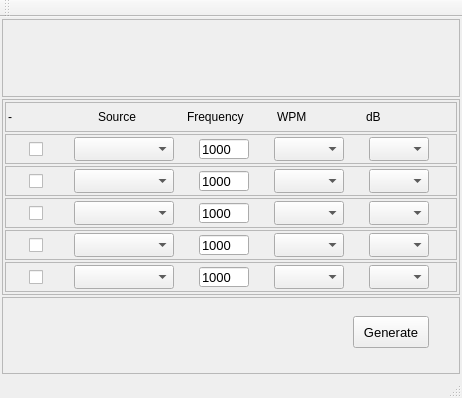
Before: the Qt Designer form plugins/MorseDigitalModem/MorseIQMaker/mainwindow.ui in oldscienceguy/PebbleSDR, drawn with Qt 5.
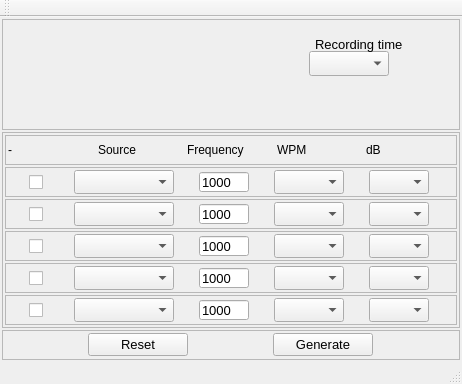
After: the same form once the commit is applied.

Commit message:
Added time setting to control length of recording
Code cleanup,
bug fixes to use full 256 ascii code instead of signed char.
Reset button
Full morse table dump/test

Diff of the .ui file:
```diff
--- a/plugins/MorseDigitalModem/MorseIQMaker/mainwindow.ui
+++ b/plugins/MorseDigitalModem/MorseIQMaker/mainwindow.ui
@@ -7,7 +7,7 @@
     <x>0</x>
     <y>0</y>
     <width>462</width>
-    <height>398</height>
+    <height>384</height>
    </rect>
   </property>
   <property name="windowTitle">
@@ -38,6 +38,45 @@
       <property name="frameShadow">
        <enum>QFrame::Raised</enum>
       </property>
+      <widget class="QComboBox" name="timeBox">
+       <property name="geometry">
+        <rect>
+         <x>307</x>
+         <y>32</y>
+         <width>80</width>
+         <height>25</height>
+        </rect>
+       </property>
+       <property name="maximumSize">
+        <size>
+         <width>16777215</width>
+         <height>25</height>
+        </size>
+       </property>
+       <property name="font">
+        <font>
+         <pointsize>10</pointsize>
+        </font>
+       </property>
+      </widget>
+      <widget class="QLabel" name="label_6">
+       <property name="geometry">
+        <rect>
+         <x>313</x>
+         <y>17</y>
+         <width>87</width>
+         <height>16</height>
+        </rect>
+       </property>
+       <property name="font">
+        <font>
+         <pointsize>10</pointsize>
+        </font>
+       </property>
+       <property name="text">
+        <string>Recording time</string>
+       </property>
+      </widget>
      </widget>
     </item>
     <item>
@@ -868,30 +907,71 @@
     </item>
     <item>
      <widget class="QFrame" name="frame_9">
+      <property name="maximumSize">
+       <size>
+        <width>16777215</width>
+        <height>30</height>
+       </size>
+      </property>
       <property name="frameShape">
        <enum>QFrame::StyledPanel</enum>
       </property>
       <property name="frameShadow">
        <enum>QFrame::Raised</enum>
       </property>
-      <widget class="QPushButton" name="generateButton">
-       <property name="geometry">
-        <rect>
-         <x>351</x>
-         <y>19</y>
-         <width>76</width>
-         <height>32</height>
-        </rect>
+      <layout class="QHBoxLayout" name="horizontalLayout_7">
+       <property name="spacing">
+        <number>2</number>
        </property>
-       <property name="font">
-        <font>
-         <pointsize>10</pointsize>
-        </font>
+       <property name="leftMargin">
+        <number>2</number>
        </property>
-       <property name="text">
-        <string>Generate</string>
+       <property name="topMargin">
+        <number>2</number>
        </property>
-      </widget>
+       <property name="rightMargin">
+        <number>2</number>
+       </property>
+       <property name="bottomMargin">
+        <number>2</number>
+       </property>
+       <item>
+        <widget class="QPushButton" name="resetButton">
+         <property name="maximumSize">
+          <size>
+           <width>100</width>
+           <height>16777215</height>
+          </size>
+         </property>
+         <property name="font">
+          <font>
+           <pointsize>10</pointsize>
+          </font>
+         </property>
+         <property name="text">
+          <string>Reset</string>
+         </property>
+        </widget>
+       </item>
+       <item>
+        <widget class="QPushButton" name="generateButton">
+         <property name="maximumSize">
+          <size>
+           <width>100</width>
+           <height>16777215</height>
+          </size>
+         </property>
+         <property name="font">
+          <font>
+           <pointsize>10</pointsize>
+          </font>
+         </property>
+         <property name="text">
+          <string>Generate</string>
+         </property>
+        </widget>
+       </item>
+      </layout>
      </widget>
     </item>
    </layout>
```
The commit also changes 6 other files.
